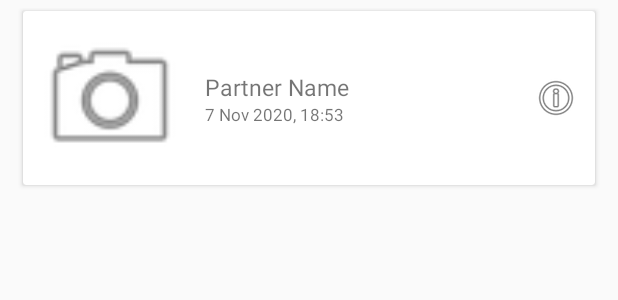
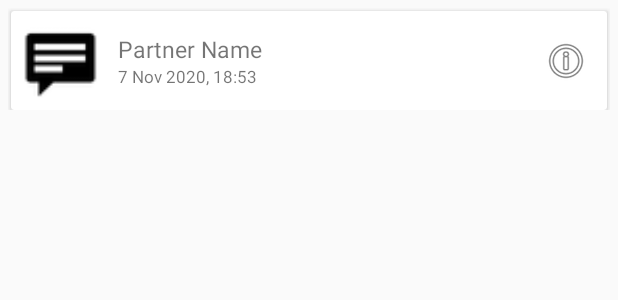
Before and after one commit to fajaralmu/android-chatting1, an Android app: the layout component_chat_list_item.xml on its own in the app's theme, with its tools: preview values and no code run, on a phone screen of 412 x 824 dp. Shown: the top 300 px of the screen. Run offline under Robolectric (Android 15) with nearby library versions, the phone set to English and light mode, and no system bars.

Commit message:
hide bottom navigation in the chat room

```diff
--- a/app/src/main/java/com/fajar/android/chatting1/activities/HomeActivity.java
+++ b/app/src/main/java/com/fajar/android/chatting1/activities/HomeActivity.java
@@ -205,6 +205,7 @@ public class HomeActivity extends FragmentActivity {
 
     public void setInsideCatalogPage(boolean insideCatalogPage) {
         this.insideCatalogPage = insideCatalogPage;
+        bottomNavigationView.setVisibility(insideCatalogPage?GONE:VISIBLE);
     }
 
     public boolean isInsideCatalogPage() {
--- a/app/src/main/res/layout/component_chat_list_item.xml
+++ b/app/src/main/res/layout/component_chat_list_item.xml
@@ -10,9 +10,8 @@
     <androidx.cardview.widget.CardView
         android:layout_width="match_parent"
         android:layout_height="wrap_content"
-        android:layout_marginBottom="10dp"
-        android:layout_marginLeft="10dp"
-        android:layout_marginRight="10dp"
+        android:layout_marginLeft="2dp"
+        android:layout_marginRight="2dp"
         android:layout_marginTop="2dp">
 
         <android.support.constraint.ConstraintLayout
@@ -25,17 +24,18 @@
 
             <ImageView
                 android:id="@+id/chat_item_thumbnail"
-                android:layout_width="100dp"
-                android:layout_height="100dp"
+                android:layout_width="50dp"
+                android:layout_height="50dp"
                 android:layout_marginBottom="8dp"
                 android:layout_marginLeft="8dp"
                 android:layout_marginStart="8dp"
                 android:layout_marginTop="8dp"
                 android:layout_weight="1"
+                android:tint="@android:color/background_dark"
                 app:layout_constraintBottom_toBottomOf="parent"
                 app:layout_constraintStart_toStartOf="parent"
                 app:layout_constraintTop_toTopOf="parent"
-                app:srcCompat="@android:drawable/ic_menu_camera" />
+                app:srcCompat="@android:drawable/stat_notify_chat" />
 
             <LinearLayout
                 android:id="@+id/linearLayout3"
```
Also changed, not shown: app/src/main/res/layout/component_chat_message_item.xml (+3 -4 lines).
